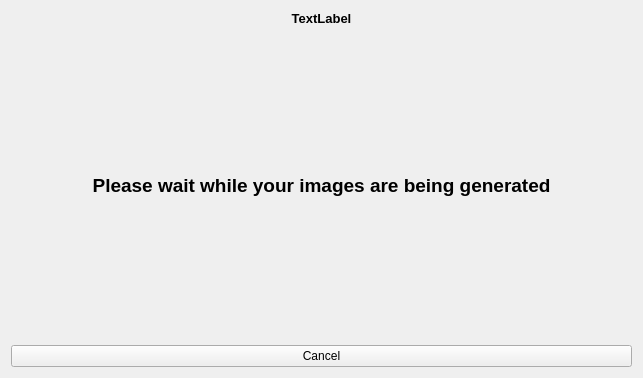
coltoncandy/Image-Generator-Wizard, file ImageWizard/processingwindow.ui: the form before one commit.
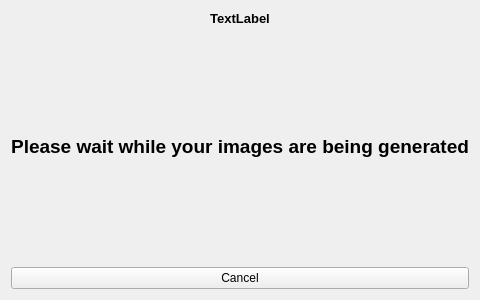
The form after the commit.

Commit message: changed widths/heights back to normal

The edit to the form file:
```diff
--- a/ImageWizard/processingwindow.ui
+++ b/ImageWizard/processingwindow.ui
@@ -6,8 +6,8 @@
    <rect>
     <x>0</x>
     <y>0</y>
-    <width>643</width>
-    <height>378</height>
+    <width>400</width>
+    <height>300</height>
    </rect>
   </property>
   <property name="minimumSize">
```
